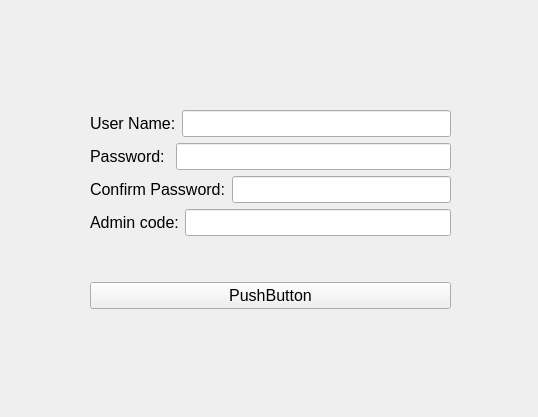
chundercatsllc/CS1C-Team-Chundercats, file ProjectFeelTheChunder/create_user.ui: the form before one commit.
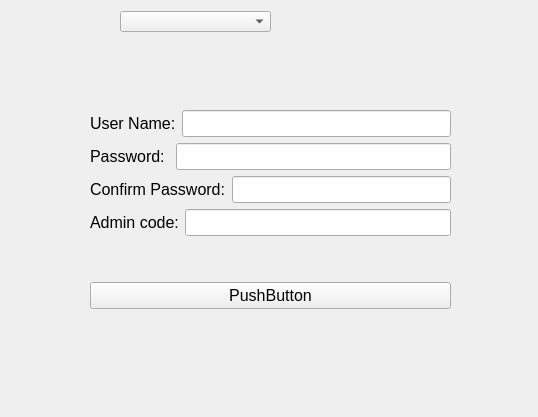
The form after the commit.

The edit to the form file:
```diff
--- a/ProjectFeelTheChunder/create_user.ui
+++ b/ProjectFeelTheChunder/create_user.ui
@@ -13,7 +13,7 @@
   <property name="windowTitle">
    <string>Form</string>
   </property>
-  <widget class="QWidget" name="">
+  <widget class="QWidget" name="layoutWidget">
    <property name="geometry">
     <rect>
      <x>90</x>
@@ -141,6 +141,16 @@
     </item>
    </layout>
   </widget>
+  <widget class="QComboBox" name="comboBox_1">
+   <property name="geometry">
+    <rect>
+     <x>120</x>
+     <y>11</y>
+     <width>151</width>
+     <height>21</height>
+    </rect>
+   </property>
+  </widget>
  </widget>
  <resources/>
  <connections/>
```
